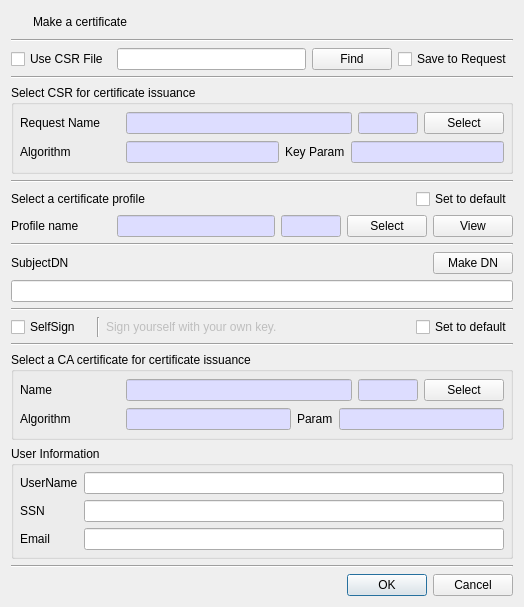
jykim74/CertMan, file CertMan/make_cert_dlg.ui: the form before one commit.
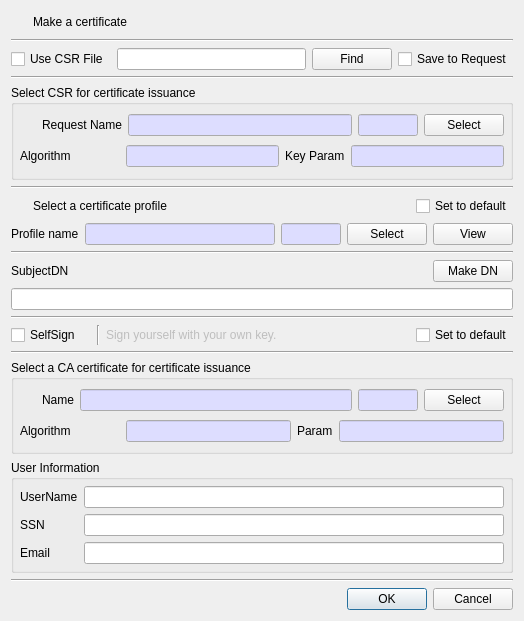
The form after the commit. Icons and pictures are not drawn.

Patch:
```diff
--- a/CertMan/make_cert_dlg.ui
+++ b/CertMan/make_cert_dlg.ui
@@ -7,7 +7,7 @@
     <x>0</x>
     <y>0</y>
     <width>524</width>
-    <height>607</height>
+    <height>621</height>
    </rect>
   </property>
   <property name="windowTitle">
@@ -144,7 +144,7 @@
         <property name="topMargin">
          <number>0</number>
         </property>
-        <item row="0" column="1">
+        <item row="0" column="2">
          <widget class="QLineEdit" name="mReqNameText">
           <property name="palette">
            <palette>
@@ -178,17 +178,17 @@
           </property>
          </widget>
         </item>
-        <item row="0" column="0">
+        <item row="0" column="1">
          <widget class="QLabel" name="label_2">
           <property name="minimumSize">
            <size>
-            <width>100</width>
+            <width>0</width>
             <height>0</height>
            </size>
           </property>
           <property name="maximumSize">
            <size>
-            <width>100</width>
+            <width>16777215</width>
             <height>16777215</height>
            </size>
           </property>
@@ -197,59 +197,85 @@
           </property>
          </widget>
         </item>
-        <item row="0" column="2">
-         <widget class="QLineEdit" name="mReqNumText">
-          <property name="minimumSize">
-           <size>
-            <width>60</width>
-            <height>0</height>
-           </size>
-          </property>
-          <property name="maximumSize">
-           <size>
-            <width>60</width>
-            <height>16777215</height>
-           </size>
-          </property>
-          <property name="palette">
-           <palette>
-            <active>
-             <colorrole role="Base">
-              <brush brushstyle="SolidPattern">
-               <color alpha="255">
-                <red>221</red>
-                <green>221</green>
-                <blue>255</blue>
-               </color>
-              </brush>
-             </colorrole>
-            </active>
-            <inactive>
-             <colorrole role="Base">
-              <brush brushstyle="SolidPattern">
-               <color alpha="255">
-                <red>221</red>
-                <green>221</green>
-                <blue>255</blue>
-               </color>
-              </brush>
-             </colorrole>
-            </inactive>
-            <disabled/>
-           </palette>
-          </property>
-          <property name="readOnly">
-           <bool>true</bool>
-          </property>
-         </widget>
-        </item>
-        <item row="0" column="3">
+        <item row="0" column="4">
          <widget class="QPushButton" name="mSelectCSRBtn">
           <property name="text">
            <string>Select</string>
           </property>
          </widget>
         </item>
+        <item row="0" column="3">
+         <widget class="QLineEdit" name="mReqNumText">
+          <property name="minimumSize">
+           <size>
+            <width>60</width>
+            <height>0</height>
+           </size>
+          </property>
+          <property name="maximumSize">
+           <size>
+            <width>60</width>
+            <height>16777215</height>
+           </size>
+          </property>
+          <property name="palette">
+           <palette>
+            <active>
+             <colorrole role="Base">
+              <brush brushstyle="SolidPattern">
+               <color alpha="255">
+                <red>221</red>
+                <green>221</green>
+                <blue>255</blue>
+               </color>
+              </brush>
+             </colorrole>
+            </active>
+            <inactive>
+             <colorrole role="Base">
+              <brush brushstyle="SolidPattern">
+               <color alpha="255">
+                <red>221</red>
+                <green>221</green>
+                <blue>255</blue>
+               </color>
+              </brush>
+             </colorrole>
+            </inactive>
+            <disabled/>
+           </palette>
+          </property>
+          <property name="readOnly">
+           <bool>true</bool>
+          </property>
+         </widget>
+        </item>
+        <item row="0" column="0">
+         <widget class="QPushButton" name="pushButton_2">
+          <property name="minimumSize">
+           <size>
+            <width>16</width>
+            <height>0</height>
+           </size>
+          </property>
+          <property name="maximumSize">
+           <size>
+            <width>16</width>
+            <height>16777215</height>
+           </size>
+          </property>
+          <property name="text">
+           <string/>
+          </property>
+          <property name="icon">
+           <iconset resource="certman.qrc">
+            <normaloff>:/images/csr.png</normaloff>:/images/csr.png</iconset>
+          </property>
+          <property name="flat">
+           <bool>true</bool>
+          </property>
+         </widget>
+        </item>
        </layout>
       </item>
       <item>
@@ -388,33 +414,59 @@
      <property name="topMargin">
       <number>0</number>
      </property>
-     <item row="0" column="1">
-      <spacer name="horizontalSpacer_2">
-       <property name="orientation">
-        <enum>Qt::Horizontal</enum>
-       </property>
-       <property name="sizeHint" stdset="0">
-        <size>
-         <width>40</width>
-         <height>20</height>
-        </size>
-       </property>
-      </spacer>
-     </item>
-     <item row="0" column="2">
+     <item row="0" column="3">
       <widget class="QCheckBox" name="mProfileSetDefaultCheck">
        <property name="text">
         <string>Set to default</string>
        </property>
       </widget>
      </item>
-     <item row="0" column="0">
+     <item row="0" column="1">
       <widget class="QLabel" name="label_3">
        <property name="text">
         <string>Select a certificate profile</string>
        </property>
       </widget>
      </item>
+     <item row="0" column="2">
+      <spacer name="horizontalSpacer_2">
+       <property name="orientation">
+        <enum>Qt::Horizontal</enum>
+       </property>
+       <property name="sizeHint" stdset="0">
+        <size>
+         <width>40</width>
+         <height>20</height>
+        </size>
+       </property>
+      </spacer>
+     </item>
+     <item row="0" column="0">
+      <widget class="QPushButton" name="pushButton_3">
+       <property name="minimumSize">
+        <size>
+         <width>16</width>
+         <height>0</height>
+        </size>
+       </property>
+       <property name="maximumSize">
+        <size>
+         <width>16</width>
+         <height>16777215</height>
+        </size>
+       </property>
+       <property name="text">
+        <string/>
+       </property>
+       <property name="icon">
+        <iconset resource="certman.qrc">
+         <normaloff>:/images/cert_profile.png</normaloff>:/images/cert_profile.png</iconset>
+       </property>
+       <property name="flat">
+        <bool>true</bool>
+       </property>
+      </widget>
+     </item>
     </layout>
    </item>
    <item>
@@ -513,7 +565,7 @@
       <widget class="QLabel" name="label_6">
        <property name="minimumSize">
         <size>
-         <width>100</width>
+         <width>0</width>
          <height>0</height>
         </size>
        </property>
@@ -553,7 +605,7 @@
       <widget class="QLabel" name="label_4">
        <property name="minimumSize">
         <size>
-         <width>100</width>
+         <width>0</width>
          <height>0</height>
         </size>
        </property>
@@ -749,11 +801,11 @@
         <property name="topMargin">
          <number>0</number>
         </property>
-        <item row="0" column="0">
+        <item row="0" column="1">
          <widget class="QLabel" name="label_8">
           <property name="minimumSize">
            <size>
-            <width>100</width>
+            <width>0</width>
             <height>0</height>
            </size>
           </property>
@@ -768,7 +820,7 @@
           </property>
          </widget>
         </item>
-        <item row="0" column="1">
+        <item row="0" column="2">
          <widget class="QLineEdit" name="mIssuerNameText">
           <property name="palette">
            <palette>
@@ -802,14 +854,14 @@
           </property>
          </widget>
         </item>
-        <item row="0" column="3">
+        <item row="0" column="4">
          <widget class="QPushButton" name="mSelectCACertBtn">
           <property name="text">
            <string>Select</string>
           </property>
          </widget>
         </item>
-        <item row="0" column="2">
+        <item row="0" column="3">
          <widget class="QLineEdit" name="mIssuerNumText">
           <property name="minimumSize">
            <size>
@@ -855,6 +907,32 @@
           </property>
          </widget>
         </item>
+        <item row="0" column="0">
+         <widget class="QPushButton" name="pushButton_4">
+          <property name="minimumSize">
+           <size>
+            <width>16</width>
+            <height>0</height>
+           </size>
+          </property>
+          <property name="maximumSize">
+           <size>
+            <width>16</width>
+            <height>16777215</height>
+           </size>
+          </property>
+          <property name="text">
+           <string/>
+          </property>
+          <property name="icon">
+           <iconset resource="certman.qrc">
+            <normaloff>:/images/ca.png</normaloff>:/images/ca.png</iconset>
+          </property>
+          <property name="flat">
+           <bool>true</bool>
+          </property>
+         </widget>
+        </item>
        </layout>
       </item>
       <item>
```
